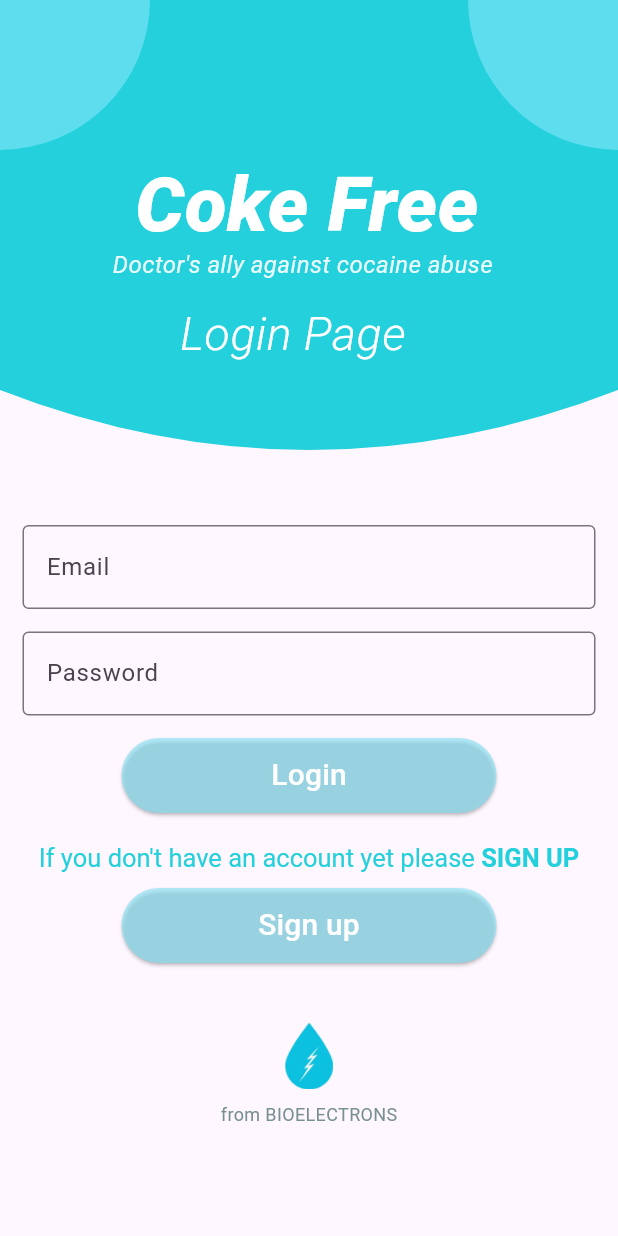
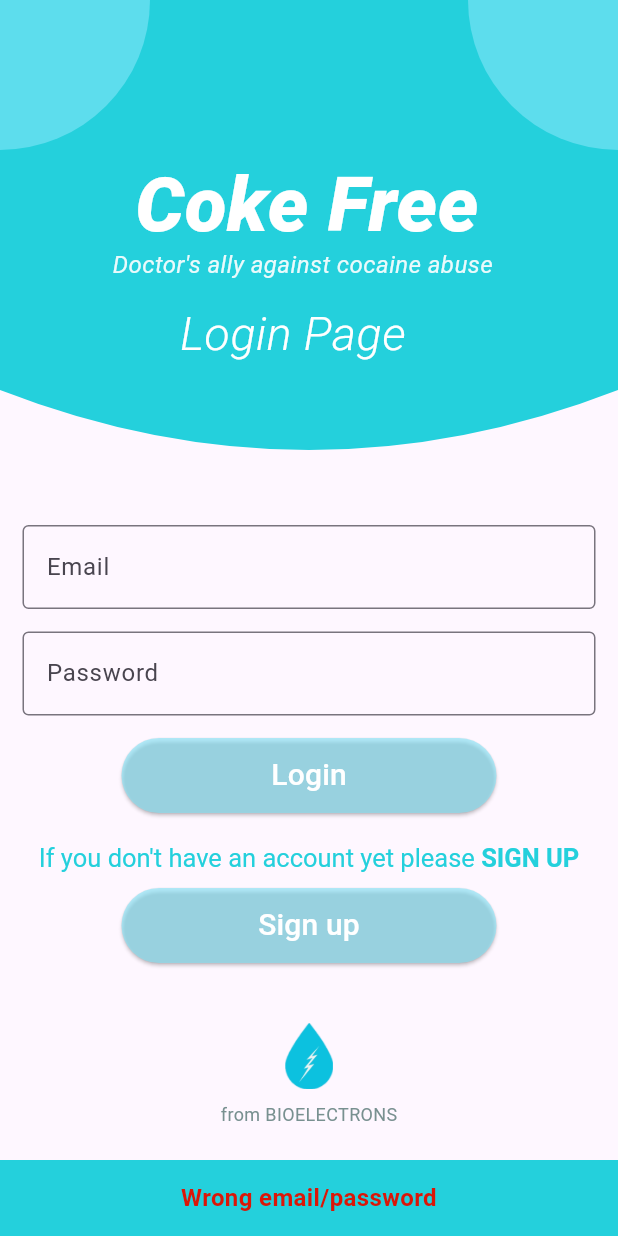
Before and after one commit to Pietro99999/Bioelectrons, a Flutter app: the screen it shows after launch, after a tap on "Login", on a phone screen of 412 x 824 dp. Run offline on Flutter 3.47's test engine with Material 3 defaults, Android fonts, the phone set to English and light mode, and no system bars; our stand-ins replace flutter_custom_clippers, flutter_secure_storage, hive, hive_flutter, jwt_decoder, material_design_icons_flutter and 3 more; missing offline and left inert: fancy_password_field, graphic; accounts and stored records are empty.

Commit message:
versione semidef

```diff
--- a/applab/lib/screens/login.dart
+++ b/applab/lib/screens/login.dart
@@ -154,22 +154,28 @@ class _LoginPageState extends State<LoginPage>{
                 onPressed: () async{
                   List<dynamic> listanow= _getUsers();
                  int ind = listanow.length;
+
+                   if (ind==0){
+                      // No users in the database
+                      ScaffoldMessenger.of(context)
+                    ..removeCurrentSnackBar()
+                    ..showSnackBar(SnackBar(
+                    content: Text(
+                     'Wrong email/password',
+                      textAlign: TextAlign.center,
+                      style: TextStyle(color: Color.fromARGB(255, 219, 22, 8),fontWeight:FontWeight.bold, fontSize: 16)),
+                     backgroundColor:  Color.fromRGBO(36, 208, 220, 1),)
+                      );
+                    }
+
+                    bool access=false;
+
                   for (var i = 0; i< ind; i++ ){
                     //Doctor element = listaaa.doctors[i];
 
                     Doctordatabase element= listanow[i]; //controllo ogni elemento del database dottori
                     print(listanow[i] );
-                    if (ind==0){
-                      print("Accesso non consentito ");
-                      ScaffoldMessenger.of(context)
-                    ..removeCurrentSnackBar()
-                    ..showSnackBar(SnackBar(
-                    content: Text(
-                      textAlign: TextAlign.center,'Wrong email/password',
-                      style: TextStyle(color: Color.fromARGB(255, 219, 22, 8),fontWeight:FontWeight.bold, fontSize: 16)),
-                     backgroundColor:  Color.fromRGBO(36, 208, 220, 1),)
-                      );
-                    }
+
 
                     if (userController.text == element.email && passwordController.text== element.password){ //controllo che sia già presente nel database
                       print("Accesso Consentito");
@@ -184,30 +190,36 @@ class _LoginPageState extends State<LoginPage>{
                         if(paziente.doctorname == element.surname){//il dottore ha già un databse
                           Patients pazientegiaiscritto = Patients(patients: paziente.patients, age: paziente.age, weight: paziente.weight, height: paziente.height,sex:paziente.sex, year:paziente.year, grav : paziente.grav, treatm: paziente.treatm, drug: paziente.drug);
                           listaprovvisoria.add(pazientegiaiscritto);
-                        }
+                         }
                       }
+
                       (Provider.of<ModifyPatient>(context, listen: false)).newPatient=listaprovvisoria;
                       Navigator.pushReplacement(
                         context, MaterialPageRoute(builder: (_) => HomePage()));
+                        access= true;
+                       break;
+
                     }
-                    /*
-                   if(userController.text != element.email && passwordController.text!= element.password){
-                    print("Accesso non consentito ");
-                      ScaffoldMessenger.of(context)
+
+                  }
+
+                 // If wrong mail or password error
+
+                  if(access!=true){
+
+                   ScaffoldMessenger.of(context)
                     ..removeCurrentSnackBar()
                     ..showSnackBar(SnackBar(
                     content: Text(
                       textAlign: TextAlign.center,'Wrong email/password',
                       style: TextStyle(color: Color.fromARGB(255, 219, 22, 8),fontWeight:FontWeight.bold, fontSize: 16)),
                      backgroundColor:  Color.fromRGBO(36, 208, 220, 1), )
-                      );
-                    }*/
+                     );
                   }
-                // ScaffoldMessenger.of(context)
-                 //  ..removeCurrentSnackBar();
-                 // ..showSnackBar(SnackBar(content: Text('Wrong email/password')));
 
                 },
+
+
                 style: ButtonStyle(
                    backgroundColor: MaterialStateProperty.all(Color.fromARGB(195, 131, 229, 248).withOpacity(0.6),),
 
```
Also changed, not shown: applab/lib/screens/signin_doctor.dart (+10 -1 lines).
